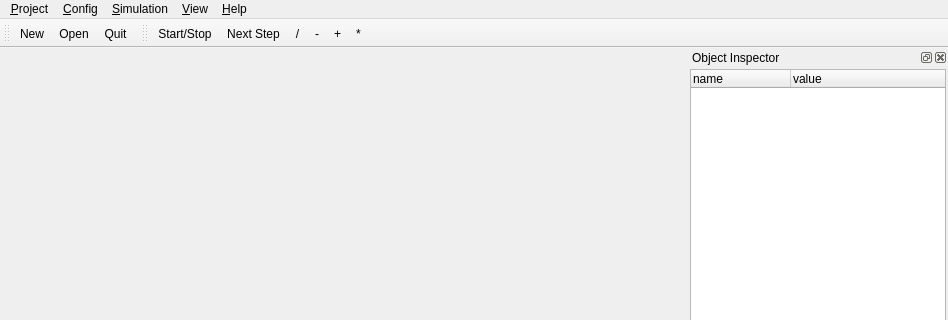
This is src/Gui/ui/rss_main_window.ui in cordlandwehr/robotswarmsimulator as Qt 5 draws it before an edit; both pictures show x 0 to 948 and y 0 to 320 of the 948 by 716 pixel window. The edited form follows.
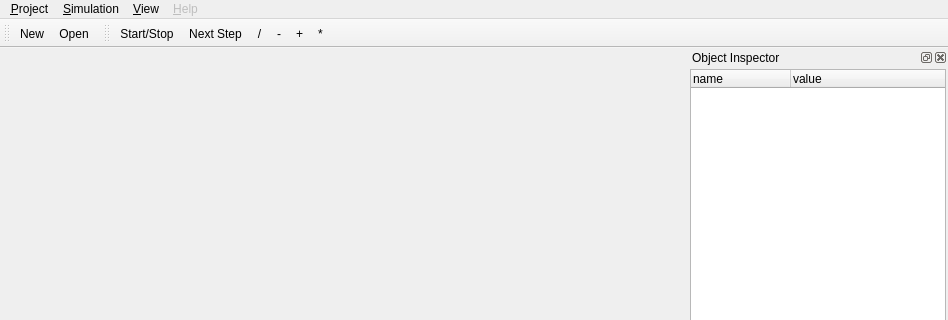
This is the edited form. Icons and pictures are not drawn.

Commit message: - fixed bug where simulation stays in single_step_mode when activating single_step_mode once. - removed close button from gui.

Diff of the .ui file:
```diff
--- a/src/Gui/ui/rss_main_window.ui
+++ b/src/Gui/ui/rss_main_window.ui
@@ -32,13 +32,6 @@
     <addaction name="separator"/>
     <addaction name="action_quit"/>
    </widget>
-   <widget class="QMenu" name="menu_config">
-    <property name="title">
-     <string>&amp;Config</string>
-    </property>
-    <addaction name="action_edit_config"/>
-    <addaction name="action_save_config"/>
-   </widget>
    <widget class="QMenu" name="menu_Simulation">
     <property name="title">
      <string>&amp;Simulation</string>
@@ -51,6 +44,9 @@
     <addaction name="action_half_speed"/>
    </widget>
    <widget class="QMenu" name="menu_Help">
+    <property name="enabled">
+     <bool>false</bool>
+    </property>
     <property name="title">
      <string>&amp;Help</string>
     </property>
@@ -85,7 +81,6 @@
     <addaction name="action_show_inspector"/>
    </widget>
    <addaction name="menu_project"/>
-   <addaction name="menu_config"/>
    <addaction name="menu_Simulation"/>
    <addaction name="menu_View"/>
    <addaction name="menu_Help"/>
@@ -106,7 +101,6 @@
    </attribute>
    <addaction name="action_new_project"/>
    <addaction name="action_open_project"/>
-   <addaction name="action_quit"/>
   </widget>
   <widget class="QToolBar" name="toolbar_simulation">
    <property name="windowTitle">
```
The commit also changes 1 other file.
